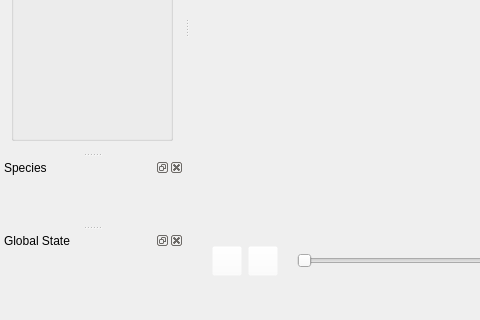
cvisionai/Tator-Native, file src/image_annotator/mainwindow.ui: the form before one commit; both pictures show x 0 to 480 and y 280 to 600 of the 900 by 600 pixel window.
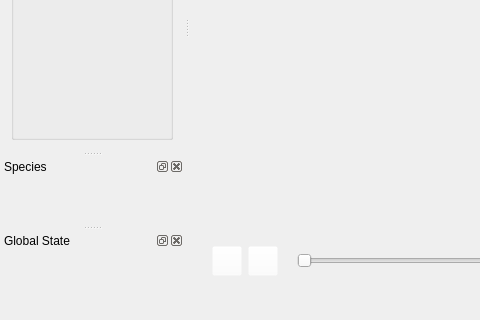
The form after the commit.

Commit message: Uncommented db uploader lines for customer delivery

The edit to the form file:
```diff
--- a/src/image_annotator/mainwindow.ui
+++ b/src/image_annotator/mainwindow.ui
@@ -451,6 +451,12 @@
    </widget>
   </widget>
   <widget class="QDockWidget" name="speciesDockWidget">
+   <property name="minimumSize">
+    <size>
+     <width>180</width>
+     <height>42</height>
+    </size>
+   </property>
    <property name="windowTitle">
     <string>Species</string>
    </property>
```
The commit also changes 1 other file.
